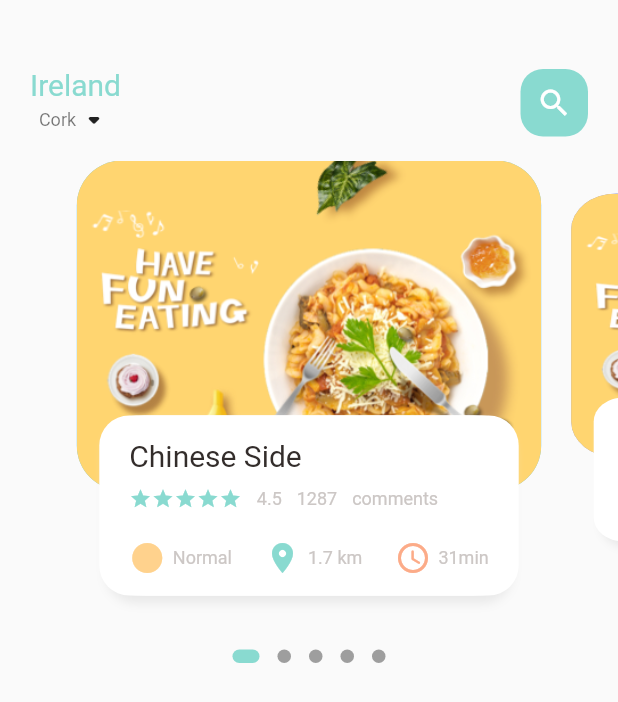
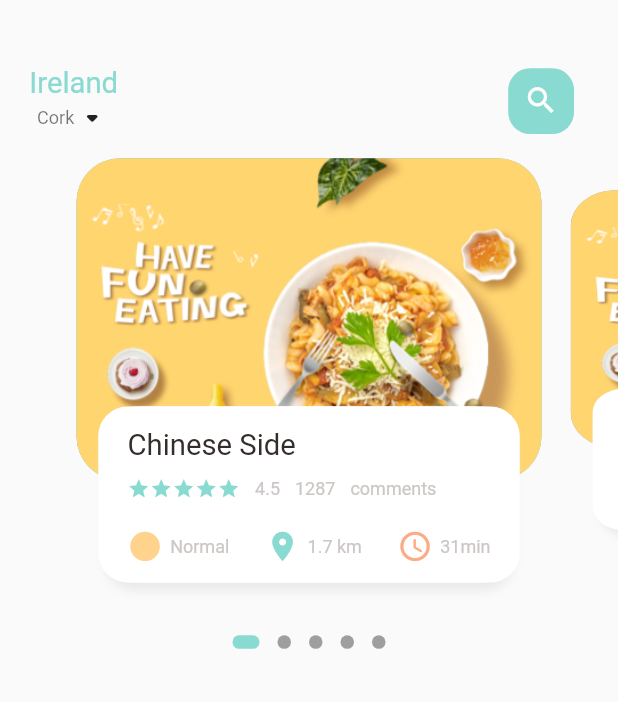
Before and after one commit to phods/food_app, a Flutter app: the screen it shows after launch, on a phone screen of 412 x 824 dp. Shown: the top 702 px of the screen. Run offline on Flutter 3.47's test engine with Material 2 defaults, Android fonts, the phone set to English and light mode, and no system bars; drawn by our look-alikes of dots_indicator; our stand-ins replace get.

Commit message:
dinamic size

```diff
--- a/lib/home/food_page_body.dart
+++ b/lib/home/food_page_body.dart
@@ -1,6 +1,7 @@
 import 'package:dots_indicator/dots_indicator.dart';
 import 'package:flutter/material.dart';
 import 'package:food_app/utils/colors.dart';
+import 'package:food_app/utils/dimensions.dart';
 import 'package:food_app/widgets/big_text.dart';
 import 'package:food_app/widgets/icon_and_text_widget.dart';
 import 'package:food_app/widgets/small_text.dart';
@@ -16,7 +17,7 @@ class _FoodPageBodyState extends State<FoodPageBody> {
   PageController pageController = PageController(viewportFraction: 0.8);
   var _currPageValue = 0.0;
   double _scaleFactor = 0.8;
-  double _height = 220;
+  double _height = Dimensions.pageViewContainer;
   @override
   void initState() {
     super.initState();
@@ -40,7 +41,7 @@ class _FoodPageBodyState extends State<FoodPageBody> {
       children: [
         Container(
           //color: Colors.red,
-          height: 320,
+          height: Dimensions.pageView,
           child: PageView.builder(
               controller: pageController,
               itemCount: 5,
@@ -92,10 +93,11 @@ class _FoodPageBodyState extends State<FoodPageBody> {
       child: Stack(
         children: [
           Container(
-            height: 220,
-            margin: EdgeInsets.only(left: 10, right: 10),
+            height: Dimensions.pageViewContainer,
+            margin: EdgeInsets.only(
+                left: Dimensions.width10, right: Dimensions.width10),
             decoration: BoxDecoration(
-              borderRadius: BorderRadius.circular(30),
+              borderRadius: BorderRadius.circular(Dimensions.radius30),
               color: index.isEven ? Color(0xFF69c5df) : Color(0xFF9294cc),
               image: DecorationImage(
                 fit: BoxFit.cover,
@@ -106,10 +108,13 @@ class _FoodPageBodyState extends State<FoodPageBody> {
           Align(
             alignment: Alignment.bottomCenter,
             child: Container(
-              height: 120,
-              margin: EdgeInsets.only(left: 30, right: 30, bottom: 30),
+              height: Dimensions.pageViewTextContainer,
+              margin: EdgeInsets.only(
+                  left: Dimensions.width30,
+                  right: Dimensions.width30,
+                  bottom: Dimensions.height30),
               decoration: BoxDecoration(
-                borderRadius: BorderRadius.circular(20),
+                borderRadius: BorderRadius.circular(Dimensions.radius20),
                 color: Colors.white,
                 boxShadow: [
                   BoxShadow(
@@ -128,12 +133,15 @@ class _FoodPageBodyState extends State<FoodPageBody> {
                 ],
               ),
               child: Container(
-                padding: EdgeInsets.only(top: 15, left: 15, right: 15),
+                padding: EdgeInsets.only(
+                    top: Dimensions.height15,
+                    left: Dimensions.width15,
+                    right: Dimensions.width15),
                 child: Column(
                   crossAxisAlignment: CrossAxisAlignment.start,
                   children: [
                     BigText(text: "Chinese Side"),
-                    SizedBox(height: 10),
+                    SizedBox(height: Dimensions.height10),
                     Row(
                       children: [
                         Wrap(
@@ -149,7 +157,7 @@ class _FoodPageBodyState extends State<FoodPageBody> {
                         SmallText(text: "comments"),
                       ],
                     ),
-                    SizedBox(height: 20),
+                    SizedBox(height: Dimensions.height20),
                     Row(
                       mainAxisAlignment: MainAxisAlignment.spaceBetween,
                       children: [
--- a/lib/home/main_food_page.dart
+++ b/lib/home/main_food_page.dart
@@ -1,6 +1,7 @@
 import 'package:flutter/material.dart';
 import 'package:food_app/home/food_page_body.dart';
 import 'package:food_app/utils/colors.dart';
+import 'package:food_app/utils/dimensions.dart';
 import 'package:food_app/widgets/big_text.dart';
 import 'package:food_app/widgets/small_text.dart';
 
@@ -21,8 +22,10 @@ class _MainFoodPageState extends State<MainFoodPage> {
           //showing the header
           Container(
             child: Container(
-              margin: EdgeInsets.only(top: 45, bottom: 15),
-              padding: EdgeInsets.only(left: 20, right: 20),
+              margin: EdgeInsets.only(
+                  top: Dimensions.height45, bottom: Dimensions.height15),
+              padding: EdgeInsets.only(
+                  left: Dimensions.width20, right: Dimensions.width30),
               child: Row(
                   mainAxisAlignment: MainAxisAlignment.spaceBetween,
                   children: [
@@ -45,14 +48,16 @@ class _MainFoodPageState extends State<MainFoodPage> {
                     ),
                     Center(
                       child: Container(
-                        width: 45,
-                        height: 45,
+                        width: Dimensions.height45,
+                        height: Dimensions.height45,
                         child: Icon(
                           Icons.search,
                           color: Colors.white,
+                          size: Dimensions.iconsize24,
                         ),
                         decoration: BoxDecoration(
-                          borderRadius: BorderRadius.circular(15),
+                          borderRadius:
+                              BorderRadius.circular(Dimensions.radius15),
                           color: AppColors.mainColor,
                         ),
                       ),
--- a/lib/main.dart
+++ b/lib/main.dart
@@ -1,5 +1,6 @@
 import 'package:flutter/material.dart';
 import 'package:food_app/home/main_food_page.dart';
+import 'package:get/get.dart';
 
 void main() {
   runApp(const MyApp());
@@ -11,7 +12,7 @@ class MyApp extends StatelessWidget {
   // This widget is the root of your application.
   @override
   Widget build(BuildContext context) {
-    return MaterialApp(
+    return GetMaterialApp(
       debugShowCheckedModeBanner: false,
       title: 'Flutter Demo',
       theme: ThemeData(
--- a/lib/utils/dimensions.dart
+++ b/lib/utils/dimensions.dart
@@ -3,7 +3,28 @@ import 'package:get/get.dart';
 class Dimensions {
   static double screenHeight = Get.context!.height;
   static double screenWidth = Get.context!.width;
-  //840/220=3.84
-  static double pageViewContainer = screenHeight / 3.84;
-  static double pageViewTextContainer = screenHeight / 7.03;
+
+  static double pageView = screenHeight / 2.64; //840/320=2.64
+  static double pageViewContainer = screenHeight / 3.84; //840/220=3.84
+  static double pageViewTextContainer = screenHeight / 7.03; //840/140=7.03
+//dinamic height padding and margin
+  static double height10 = screenHeight / 84.4; //840/10=84.4
+  static double height15 = screenHeight / 56.7; //840/15=56.7
+  static double height20 = screenHeight / 42.2; //840/20=42.2
+  static double height30 = screenHeight / 28.13; //840/20=42.2
+  static double height45 = screenHeight / 18.76; //840/20=42.2
+//dinamic width padding and margin
+  static double width10 = screenHeight / 84.4; //840/10=84.4
+  static double width15 = screenHeight / 56.7; //840/15=56.7
+  static double width20 = screenHeight / 42.2; //840/20=42.2
+  static double width30 = screenHeight / 28.13; //840/20=42.2
+
+  static double font20 = screenHeight / 42.2; //840/20=42.2
+//radius
+  static double radius15 = screenHeight / 56.27; //840/20=42.2
+  static double radius20 = screenHeight / 42.2; //840/20=42.2
+  static double radius30 = screenHeight / 28.13; //840/20=42.2
+//icon size
+  static double iconsize24 = screenHeight / 35.17; //840/24=35.17
+
 }
--- a/lib/widgets/big_text.dart
+++ b/lib/widgets/big_text.dart
@@ -1,5 +1,6 @@
 import 'package:flutter/material.dart';
 import 'package:flutter/cupertino.dart';
+import 'package:food_app/utils/dimensions.dart';
 
 class BigText extends StatelessWidget {
   Color? color;
@@ -11,7 +12,7 @@ class BigText extends StatelessWidget {
     Key? key,
     this.color = const Color(0xFF332d2b),
     required this.text,
-    this.size = 20,
+    this.size = 0,
     this.overFlow = TextOverflow.ellipsis,
   }) : super(key: key);
 
@@ -24,7 +25,7 @@ class BigText extends StatelessWidget {
       style: TextStyle(
         fontFamily: 'Roboto',
         color: color,
-        fontSize: size,
+        fontSize: size == 0 ? Dimensions.font20 : size,
         fontWeight: FontWeight.w400,
       ),
     );
--- a/lib/widgets/icon_and_text_widget.dart
+++ b/lib/widgets/icon_and_text_widget.dart
@@ -1,4 +1,5 @@
 import 'package:flutter/material.dart';
+import 'package:food_app/utils/dimensions.dart';
 import 'package:food_app/widgets/small_text.dart';
 
 class IconAndTextWidget extends StatelessWidget {
@@ -22,6 +23,7 @@ class IconAndTextWidget extends StatelessWidget {
         Icon(
           icon,
           color: iconColor,
+          size: Dimensions.iconsize24,
         ),
         SizedBox(width: 5),
         SmallText(
```
